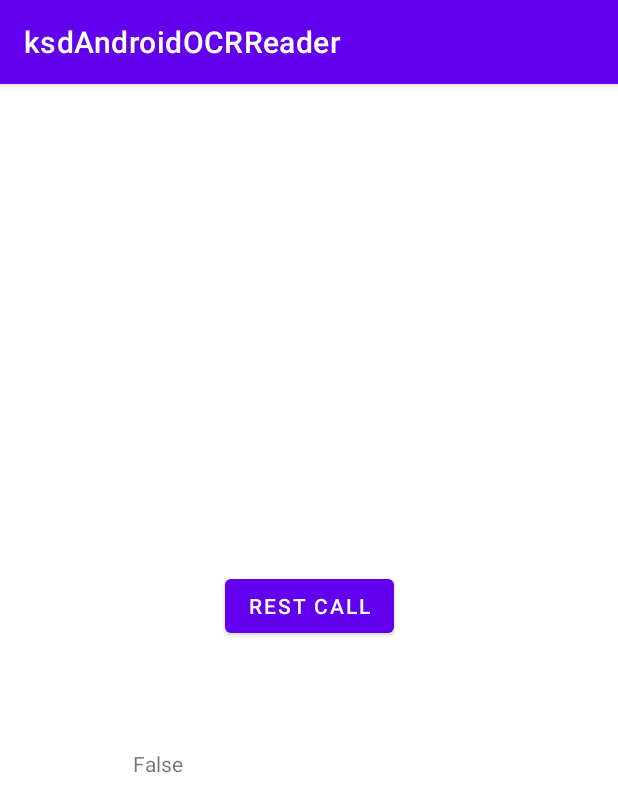
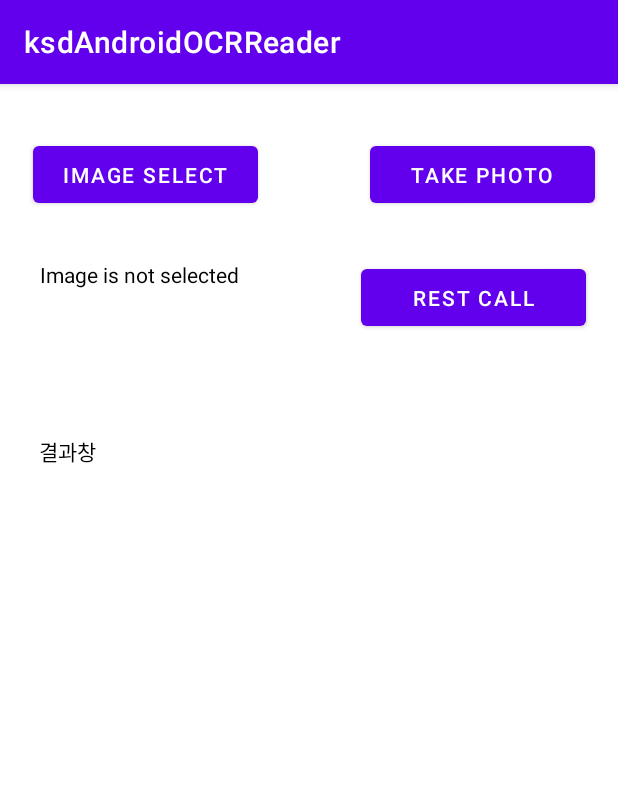
Before and after one commit to devjyno96/ksd-android-OCR-Reader, an Android app: the screen it shows after launch (MainActivity), after a tap on "REST CALL", on a phone screen of 412 x 824 dp. Shown: the top 812 px of the screen. Run offline under Robolectric (Android 15) with nearby library versions, the phone set to English and light mode, and no system bars.

Commit message:
Take photh func make

```diff
--- a/app/src/main/java/com/example/ksdandroidocrreader/CallRest.java
+++ b/app/src/main/java/com/example/ksdandroidocrreader/CallRest.java
@@ -50,7 +50,6 @@ public class CallRest {
 
             // [2-2]. parameter 전달 및 데이터 읽어오기.
             String strParams = sbParams.toString(); //sbParams에 정리한 파라미터들을 스트링으로 저장. 예)id=id1&pw=123;
-            System.out.println(strParams);
             //출처: https://jaehoney.tistory.com/14 [A work-loving developer]
             DataOutputStream wr = new DataOutputStream(con.getOutputStream());
             wr.write(strParams.getBytes("UTF-8"));
--- a/app/src/main/java/com/example/ksdandroidocrreader/MainActivity.java
+++ b/app/src/main/java/com/example/ksdandroidocrreader/MainActivity.java
@@ -6,27 +6,33 @@ import android.database.Cursor;
 import android.net.Uri;
 import android.os.AsyncTask;
 import android.os.Bundle;
+import android.os.Environment;
+import android.provider.MediaStore;
+import android.text.method.ScrollingMovementMethod;
 import android.view.View;
-import android.widget.ImageView;
 import android.widget.TextView;
+import android.widget.Toast;
 
 import androidx.appcompat.app.AppCompatActivity;
-
-import com.example.ksdandroidocrreader.CallRest;
-import com.example.ksdandroidocrreader.S3FileUpload;
-import com.example.ksdandroidocrreader.R;
+import androidx.core.content.FileProvider;
 
 import java.io.File;
 import java.io.FileNotFoundException;
 import java.io.IOException;
+import java.text.SimpleDateFormat;
+import java.util.Date;
 
 public class MainActivity extends AppCompatActivity {
 
+    private boolean image_selected = false;
+
 
     private TextView Test_Viewer;
-    private Uri selectedImageUri;
+    private TextView image_state;
+    private String selectedImageUri;
     private final int GET_GALLERY_IMAGE = 200;
-    private ImageView imageview;
+    private final int REQUEST_IMAGE_CAPTURE = 1;
+    static final int REQUEST_TAKE_PHOTO = 1;
     // URL 설정.
     private String REST_URL = "http://ec2-13-209-123-84.ap-northeast-2.compute.amazonaws.com/api/ocr-requests/s3";
     private String S3_URL = "https://s3.ap-northeast-2.amazonaws.com/";
@@ -36,28 +42,9 @@ public class MainActivity extends AppCompatActivity {
         super.onCreate(savedInstanceState);
         setContentView(R.layout.activity_main);
 
-        Test_Viewer = (TextView) findViewById(R.id.Test_Viewer);
-        imageview = (ImageView) findViewById(R.id.testImageView);
-
-        imageview.setOnClickListener(new View.OnClickListener() {
-            public void onClick(View v) {
-                Intent intent = new Intent(Intent.ACTION_PICK);
-                intent.setDataAndType(android.provider.MediaStore.Images.Media.EXTERNAL_CONTENT_URI, "image/*");
-                startActivityForResult(intent, GET_GALLERY_IMAGE);
-                // startActivityForResult(intent, REQ_CAMERA_IMAGE);
-            }
-        });
-    }
-
-    @Override
-    protected void onActivityResult(int requestCode, int resultCode, Intent data) {
-        super.onActivityResult(requestCode, resultCode, data);
-        if (requestCode == GET_GALLERY_IMAGE && resultCode == RESULT_OK && data != null && data.getData() != null) {
-
-            selectedImageUri = data.getData();
-            imageview.setImageURI(selectedImageUri);
-
-        }
+        Test_Viewer = (TextView) findViewById(R.id.Result_Viewer);
+        Test_Viewer.setMovementMethod(new ScrollingMovementMethod());
+        image_state = (TextView) findViewById(R.id.image_selected_statement);
     }
 
     public class RestNetworkTask extends AsyncTask<Void, Void, String> {
@@ -89,6 +76,7 @@ public class MainActivity extends AppCompatActivity {
             Test_Viewer.setText(s);
         }
     }
+
     public class S3NetworkTask extends AsyncTask<Void, Void, String> {
 
         private File uploadfile;
@@ -119,23 +107,87 @@ public class MainActivity extends AppCompatActivity {
         }
     }
 
-    public void bntClick(View view) throws IOException {
+    public void restCallOnClick(View view) throws IOException {
+        if(!(image_selected)){
+            String Text = "이미지를 선택해 주십시오.";
+            Toast.makeText(getApplicationContext(),Text, Toast.LENGTH_SHORT).show();
+            return;
+        }
 
-
-        Cursor cursor = getContentResolver().query(selectedImageUri, null, null, null, null );
-        cursor.moveToNext();
-        String path = cursor.getString( cursor.getColumnIndex( "_data" ) );
-
-        S3NetworkTask s3NetworkTask = new S3NetworkTask(new File(path));
+        S3NetworkTask s3NetworkTask = new S3NetworkTask(new File(selectedImageUri));
         s3NetworkTask.execute();
 
-        String[] temp = path.split("/");
-        String fileName = temp[temp. length-1];
+        String[] temp = selectedImageUri.split("/");
+        String fileName = temp[temp.length - 1];
 
         ContentValues params = new ContentValues();
         params.put("url", S3_URL + S3FileUpload.getBucket_name() + "/" + fileName);
 
         RestNetworkTask restNetworkTask = new RestNetworkTask(REST_URL, params);
         restNetworkTask.execute();
+
+        String Text = "실행 완료";
+        Toast.makeText(getApplicationContext(),Text, Toast.LENGTH_SHORT).show();
+    }
+
+    public void imageSelectOnClick(View v) {
+        Intent intent = new Intent(Intent.ACTION_PICK);
+        intent.setDataAndType(android.provider.MediaStore.Images.Media.EXTERNAL_CONTENT_URI, "image/*");
+        startActivityForResult(intent, GET_GALLERY_IMAGE);
+    }
+
+
+    public void takePhotoOnClick(View v) {
+        Intent takePictureIntent = new Intent(MediaStore.ACTION_IMAGE_CAPTURE);
+
+        // Ensure that there's a camera activity to handle the intent
+        // if (takePictureIntent.resolveActivity(getPackageManager()) != null) {
+        if (takePictureIntent.resolveActivity(getPackageManager()) == null) {
+            // Create the File where the photo should go
+            File photoFile = null;
+            try {
+                photoFile = createImageFile();
+            } catch (IOException ex) {
+                System.out.println(ex);
+            }
+            // Continue only if the File was successfully created
+            if (photoFile != null) {
+                Uri photoURI = FileProvider.getUriForFile(this,
+                        "com.example.android.fileprovider",
+                        photoFile);
+                takePictureIntent.putExtra(MediaStore.EXTRA_OUTPUT, photoURI);
+                startActivityForResult(takePictureIntent, REQUEST_TAKE_PHOTO);
+            }
+        }
+    }
+
+    @Override
+    protected void onActivityResult(int requestCode, int resultCode, Intent data) {
+        super.onActivityResult(requestCode, resultCode, data);
+        // select image
+        if (requestCode == GET_GALLERY_IMAGE && resultCode == RESULT_OK && data != null && data.getData() != null) {
+            Cursor cursor = getContentResolver().query(data.getData(), null, null, null, null);
+            cursor.moveToNext();
+            String path = cursor.getString(cursor.getColumnIndex("_data"));
+            selectedImageUri = path;
+        }
+
+        image_selected = true;
+        image_state.setText(new File(String.valueOf(selectedImageUri)).getName());
+    }
+    private File createImageFile() throws IOException {
+        // Create an image file name
+        String timeStamp = new SimpleDateFormat("yyyyMMdd_HHmmss").format(new Date());
+        String imageFileName = "JPEG_" + timeStamp + "_";
+        File storageDir = getExternalFilesDir(Environment.DIRECTORY_PICTURES);
+        File image = File.createTempFile(
+                imageFileName,  /* prefix */
+                ".jpg",         /* suffix */
+                storageDir      /* directory */
+        );
+
+        // Save a file: path for use with ACTION_VIEW intents
+        selectedImageUri = image.getAbsolutePath();
+        return image;
     }
 }
--- a/app/src/main/java/com/example/ksdandroidocrreader/S3FileUpload.java
+++ b/app/src/main/java/com/example/ksdandroidocrreader/S3FileUpload.java
@@ -43,7 +43,6 @@ public class S3FileUpload {
                         new PutObjectRequest(BUCKET_NAME, file.getName(), file);
                 putObjectRequest.setCannedAcl(CannedAccessControlList.PublicRead); // file permission
                 result = amazonS3.putObject(putObjectRequest); // upload file
-                System.out.println(result.getETag());
 
             } catch (AmazonServiceException ase) {
                 ase.printStackTrace();
--- a/app/src/main/res/layout/activity_main.xml
+++ b/app/src/main/res/layout/activity_main.xml
@@ -6,41 +6,76 @@
     android:layout_height="match_parent"
     tools:context=".MainActivity">
 
-    <TextView
-        android:id="@+id/Test_Viewer"
-        android:layout_width="235dp"
-        android:layout_height="307dp"
-        android:text="Hello World!"
+    <Button
+        android:id="@+id/rest_call"
+        android:layout_width="150dp"
+        android:layout_height="50dp"
+        android:layout_marginTop="32dp"
+        android:layout_marginBottom="564dp"
+        android:onClick="restCallOnClick"
+        android:text="@string/rest_call"
         app:layout_constraintBottom_toBottomOf="parent"
-        app:layout_constraintLeft_toLeftOf="parent"
-        app:layout_constraintRight_toRightOf="parent"
-        app:layout_constraintTop_toTopOf="parent"
-        app:layout_constraintVertical_bias="0.962" />
+        app:layout_constraintEnd_toEndOf="parent"
+        app:layout_constraintHorizontal_bias="0.919"
+        app:layout_constraintStart_toStartOf="parent"
+        app:layout_constraintTop_toBottomOf="@+id/take_photo"
+        app:layout_constraintVertical_bias="0.0" />
 
     <Button
-        android:id="@+id/button2"
-        android:layout_width="wrap_content"
-        android:layout_height="wrap_content"
-        android:layout_marginStart="159dp"
-        android:layout_marginEnd="164dp"
-        android:layout_marginBottom="396dp"
-        android:onClick="bntClick"
-        android:text="REST CALL"
+        android:id="@+id/image_select"
+        android:layout_width="150dp"
+        android:layout_height="50dp"
+        android:layout_marginStart="40dp"
+        android:layout_marginTop="35dp"
+        android:layout_marginEnd="37dp"
+        android:onClick="imageSelectOnClick"
+        android:text="@string/image_select"
+        app:layout_constraintEnd_toStartOf="@+id/take_photo"
+        app:layout_constraintStart_toStartOf="parent"
+        app:layout_constraintTop_toTopOf="parent" />
+
+    <Button
+        android:id="@+id/take_photo"
+        android:layout_width="150dp"
+        android:layout_height="50dp"
+        android:layout_marginStart="37dp"
+        android:layout_marginTop="35dp"
+        android:layout_marginEnd="34dp"
+        android:onClick="takePhotoOnClick"
+        android:text="@string/take_photo"
+        app:layout_constraintEnd_toEndOf="parent"
+        app:layout_constraintStart_toEndOf="@+id/image_select"
+        app:layout_constraintTop_toTopOf="parent" />
+
+    <TextView
+        android:id="@+id/image_selected_statement"
+        android:layout_width="150dp"
+        android:layout_height="50dp"
+        android:layout_marginStart="26dp"
+        android:layout_marginTop="32dp"
+        android:layout_marginEnd="64dp"
+        android:editable="false"
+        android:text="@string/image_is_not_selected"
+        android:textColor="#000000"
+        android:textColorHint="#000000"
+        app:layout_constraintEnd_toStartOf="@+id/rest_call"
+        app:layout_constraintStart_toStartOf="parent"
+        app:layout_constraintTop_toBottomOf="@+id/image_select" />
+
+    <TextView
+        android:id="@+id/Result_Viewer"
+        android:layout_width="365dp"
+        android:layout_height="440dp"
+        android:layout_marginStart="26dp"
+        android:layout_marginEnd="47dp"
+        android:scrollbars="vertical"
+        android:text="결과창"
+        android:textColor="#000000"
         app:layout_constraintBottom_toBottomOf="parent"
         app:layout_constraintEnd_toEndOf="parent"
-        app:layout_constraintHorizontal_bias="0.4"
-        app:layout_constraintStart_toStartOf="parent" />
-
-    <ImageView
-        android:id="@+id/testImageView"
-        android:layout_width="292dp"
-        android:layout_height="194dp"
-        android:layout_marginStart="65dp"
-        android:layout_marginTop="30dp"
-        android:layout_marginEnd="54dp"
-        app:layout_constraintEnd_toEndOf="parent"
+        app:layout_constraintHorizontal_bias="0.0"
         app:layout_constraintStart_toStartOf="parent"
-        app:layout_constraintTop_toTopOf="parent"
-        app:srcCompat="@android:drawable/stat_sys_warning" />
+        app:layout_constraintTop_toBottomOf="@+id/image_selected_statement"
+        app:layout_constraintVertical_bias="0.419" />
 
 </androidx.constraintlayout.widget.ConstraintLayout>
--- a/app/src/main/res/values/strings.xml
+++ b/app/src/main/res/values/strings.xml
@@ -1,3 +1,8 @@
 <resources>
     <string name="app_name">ksdAndroidOCRReader</string>
+    <string name="result">Result</string>
+    <string name="rest_call">REST CALL</string>
+    <string name="image_select">Image Select</string>
+    <string name="take_photo">take photo</string>
+    <string name="image_is_not_selected">Image is not selected</string>
 </resources>
--- /dev/null
+++ b/app/src/main/res/xml/file_paths.xml
@@ -0,0 +1,5 @@
+<?xml version="1.0" encoding="utf-8"?>
+<paths xmlns:android="http://schemas.android.com/apk/res/android">
+    <external-files-path name="my_images" path="Android/data/com.example.package.name/files/Pictures" />
+    <root-path name="root" path="."/>
+</paths>
```
Also changed, not shown: app/src/main/AndroidManifest.xml (+13 -2 lines).
